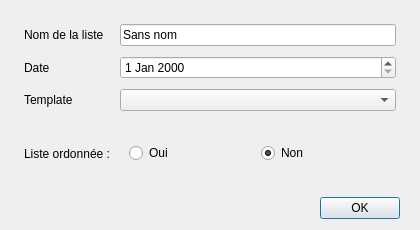
guiguilalane/Taskinator, file UI/newlist.ui: the form before one commit.
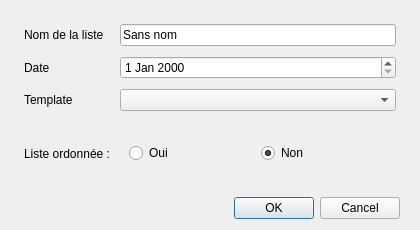
The form after the commit.

The edit to the form file:
```diff
--- a/UI/newlist.ui
+++ b/UI/newlist.ui
@@ -139,7 +139,7 @@
          <enum>Qt::Horizontal</enum>
         </property>
         <property name="standardButtons">
-         <set>QDialogButtonBox::Ok</set>
+         <set>QDialogButtonBox::Cancel|QDialogButtonBox::Ok</set>
         </property>
        </widget>
       </item>
```
Left out of the diff: 3 changed lines with no effect on the pictures.
